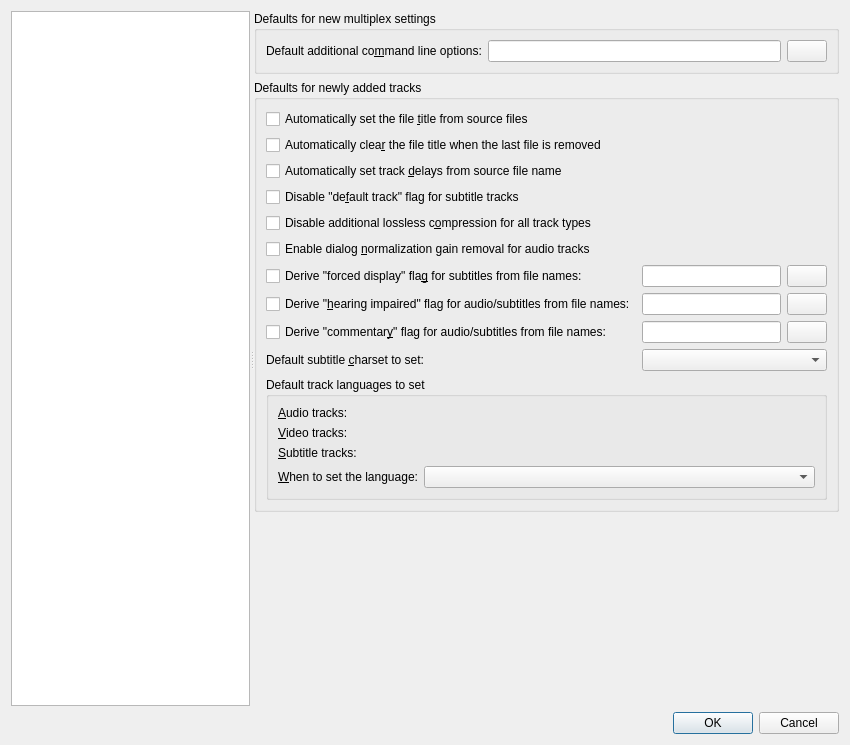
Old version of the form src/mkvtoolnix-gui/forms/main_window/preferences_dialog.ui in the repository jpsdr/MKVToolnix-Windows-7.
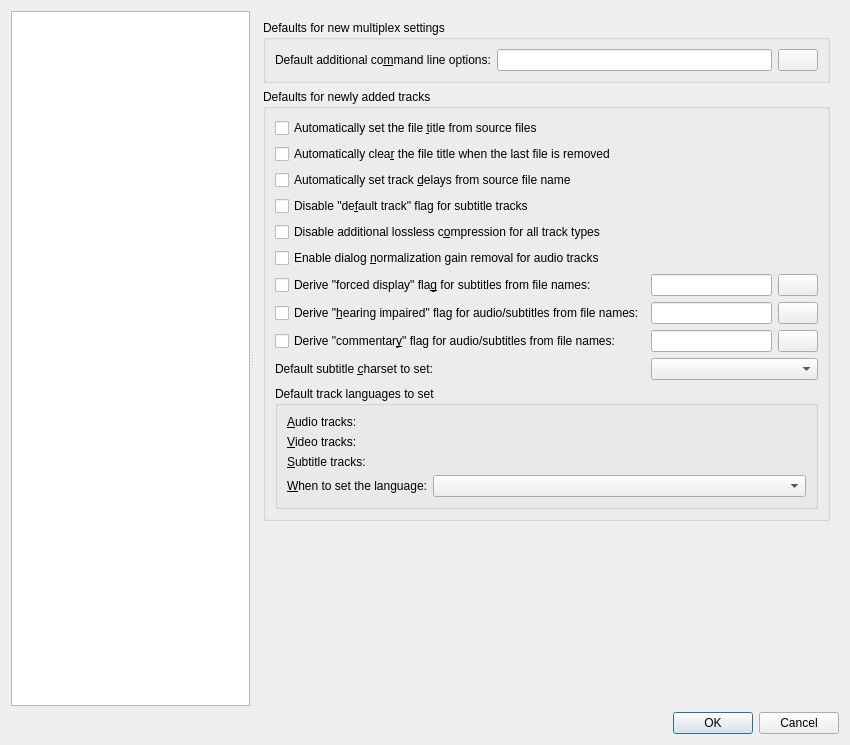
New version of the form. The open tabs and pages were chosen to show the change. Icons and pictures are not drawn. Custom widgets are drawn as their Qt base class.

Commit message: forms: update for current Qt version

The edit to the form file:
```diff
--- a/src/mkvtoolnix-gui/forms/main_window/preferences_dialog.ui
+++ b/src/mkvtoolnix-gui/forms/main_window/preferences_dialog.ui
@@ -1223,18 +1223,6 @@
       </widget>
       <widget class="QWidget" name="pMergeDefaultsForTracks">
        <layout class="QVBoxLayout" name="verticalLayout_23">
-        <property name="leftMargin">
-         <number>0</number>
-        </property>
-        <property name="topMargin">
-         <number>0</number>
-        </property>
-        <property name="rightMargin">
-         <number>0</number>
-        </property>
-        <property name="bottomMargin">
-         <number>0</number>
-        </property>
         <item>
          <widget class="QGroupBox" name="groupBox_11">
           <property name="title">
```
Left out of the diff: 104 changed lines with no effect on the pictures.
